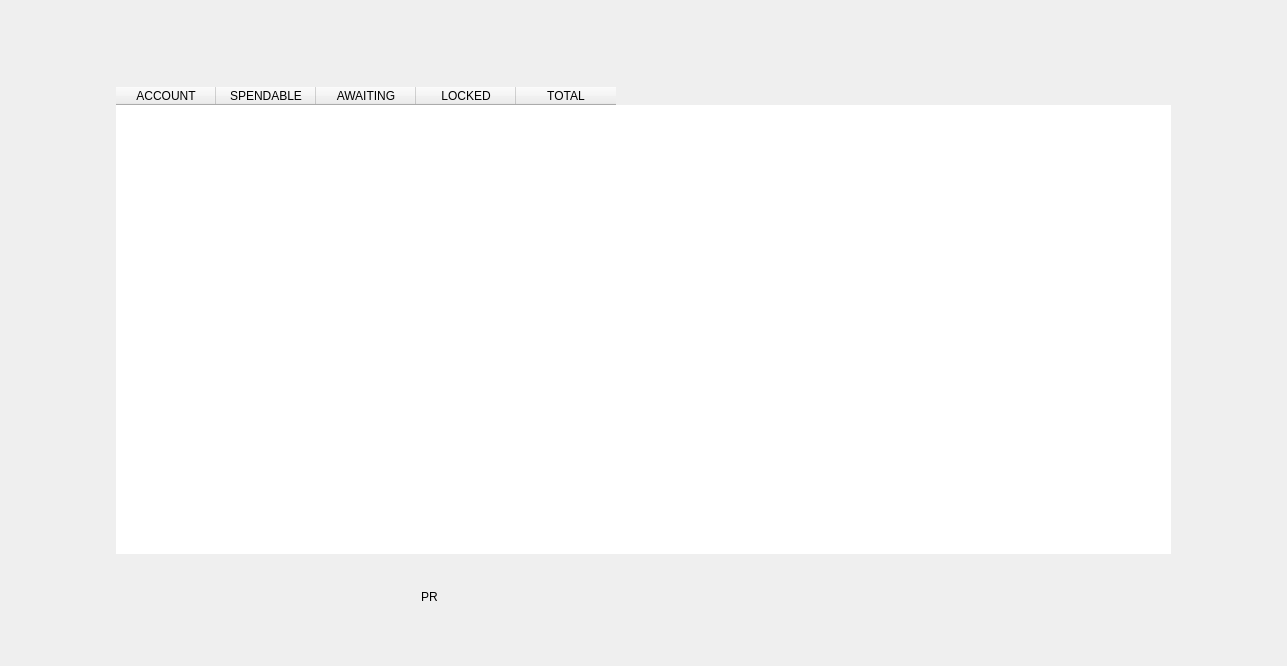
0xkobe/mwc-wallet, file windows_desktop/k_accounts_w.ui: the form before one commit.
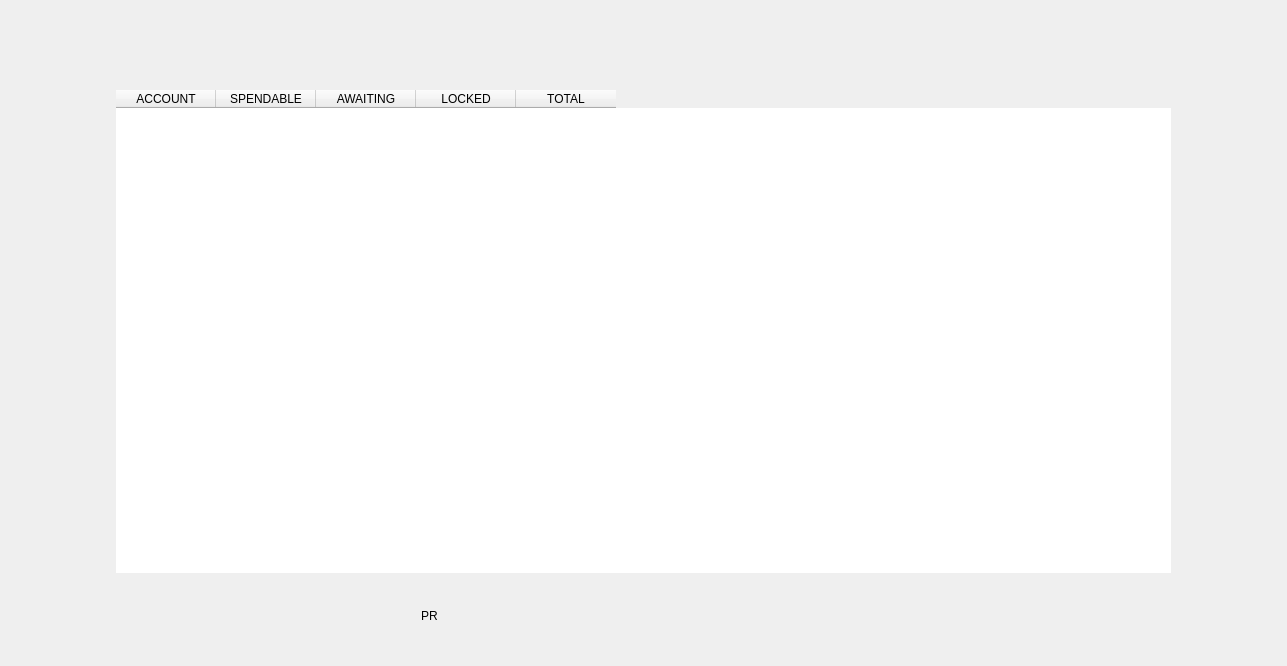
The form after the commit. Icons and pictures are not drawn. Custom widgets are drawn as their Qt base class.

What changed in the file:
```diff
--- a/windows_desktop/k_accounts_w.ui
+++ b/windows_desktop/k_accounts_w.ui
@@ -13,20 +13,13 @@
   <property name="windowTitle">
    <string>Form</string>
   </property>
-  <layout class="QVBoxLayout" name="verticalLayout_2" stretch="2,14,1">
-   <item>
-    <spacer name="verticalSpacer">
-     <property name="orientation">
-      <enum>Qt::Vertical</enum>
-     </property>
-     <property name="sizeHint" stdset="0">
-      <size>
-       <width>20</width>
-       <height>66</height>
-      </size>
-     </property>
-    </spacer>
-   </item>
+  <layout class="QVBoxLayout" name="verticalLayout_2" stretch="14">
+   <property name="topMargin">
+    <number>90</number>
+   </property>
+   <property name="bottomMargin">
+    <number>30</number>
+   </property>
    <item>
     <layout class="QHBoxLayout" name="horizontalLayout" stretch="1,10,1">
      <item>
@@ -429,19 +422,6 @@
      </item>
     </layout>
    </item>
-   <item>
-    <spacer name="verticalSpacer_2">
-     <property name="orientation">
-      <enum>Qt::Vertical</enum>
-     </property>
-     <property name="sizeHint" stdset="0">
-      <size>
-       <width>20</width>
-       <height>66</height>
-      </size>
-     </property>
-    </spacer>
-   </item>
   </layout>
  </widget>
  <customwidgets>
@@ -450,16 +430,16 @@
    <extends>QLabel</extends>
    <header>control_desktop/MwcLabelProgress.h</header>
   </customwidget>
-  <customwidget>
-   <class>ListWithColumns</class>
-   <extends>QTableWidget</extends>
-   <header>control_desktop/listwithcolumns.h</header>
-  </customwidget>
   <customwidget>
    <class>control::MwcPushButtonRound</class>
    <extends>QPushButton</extends>
    <header>control_desktop/MwcPushButton.h</header>
   </customwidget>
+  <customwidget>
+   <class>ListWithColumns</class>
+   <extends>QTableWidget</extends>
+   <header>control_desktop/listwithcolumns.h</header>
+  </customwidget>
  </customwidgets>
  <resources>
   <include location="../resources_desktop.qrc"/>
```
